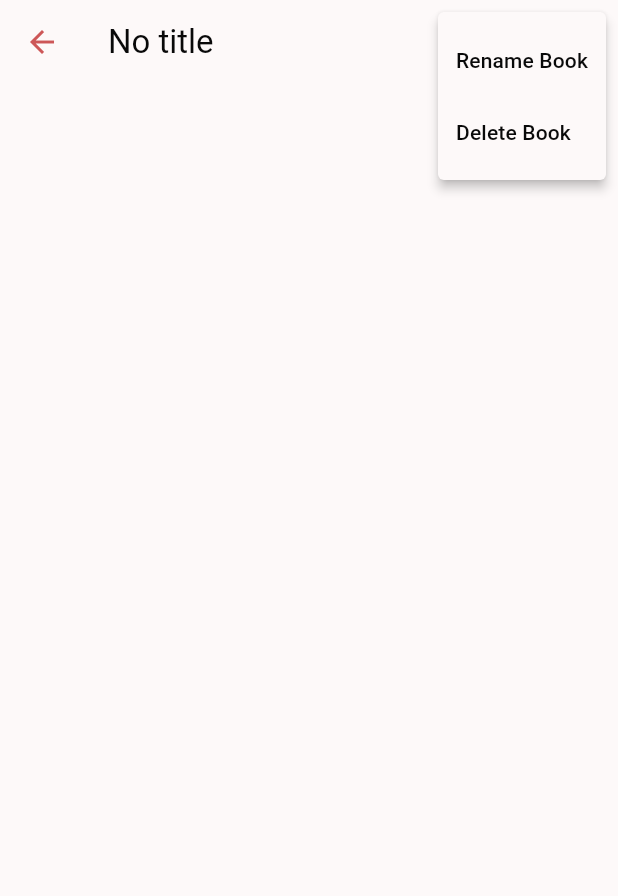
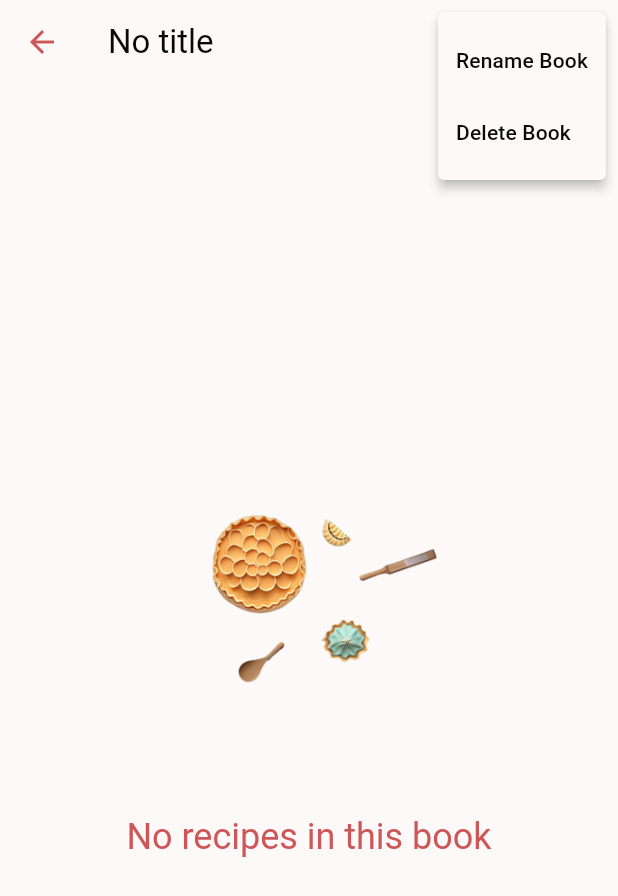
Before and after one commit to jtmuller5/abis_recipes, a Flutter app: the BookPage screen opened directly with empty values, after a tap on the "more vert" icon, on a phone screen of 412 x 824 dp. Shown: the top 896 px of the screen. Run offline on Flutter 3.47's test engine with Material 2 defaults, Android fonts, the phone set to English and light mode, and no system bars; drawn by our look-alikes of flutter_animate; our stand-ins replace flutter_hooks, google_fonts, hooks_riverpod, isar, recase; missing offline and left inert: beautiful_soup_dart, flutter_inappwebview, flutter_sharing_intent; accounts and stored records are empty; generated files the repository leaves out were written again; Roboto replaces fonts that are missing (Imprima); statements that could not run were skipped.

Commit message:
Empty books

```diff
--- a/lib/features/books/providers/books_provider.dart
+++ b/lib/features/books/providers/books_provider.dart
@@ -1,9 +1,11 @@
 import 'package:abis_recipes/features/books/models/book.dart';
 import 'package:abis_recipes/features/books/models/recipe.dart';
+import 'package:abis_recipes/features/home/providers/recipe_provider.dart';
 import 'package:abis_recipes/main.dart';
 import 'package:flutter/cupertino.dart';
 import 'package:hooks_riverpod/hooks_riverpod.dart';
 import 'package:isar/isar.dart';
+import 'package:recase/recase.dart';
 
 class BooksNotifier extends StateNotifier<List<Book>> {
   BooksNotifier() : super(isar.books.buildQuery<Book>().findAllSync());
@@ -40,7 +42,6 @@ class BookNotifier extends StateNotifier<Book?> {
   final int bookId;
 
   void updateBook(Book book) {
-
     debugPrint('state: ' + state!.title.toString());
     debugPrint('book: ' + book.title.toString());
     debugPrint((state == book).toString());
@@ -52,8 +53,25 @@ final bookProvider = StateNotifierProvider.family<BookNotifier, Book?, int>((ref
   return BookNotifier(bookId);
 });
 
-final bookRecipesProvider = StateProvider.family<List<Recipe>, int>((ref, bookId) {
-  return isar.recipes.filter().anyOf([bookId], (q, element) => q.bookIdsElementEqualTo(element)).findAllSync();
+class BookRecipesNotifier extends StateNotifier<List<Recipe>> {
+  BookRecipesNotifier(this.bookId, this.ref)
+      : super(isar.recipes.filter().anyOf([bookId], (q, element) => q.bookIdsElementEqualTo(element)).findAllSync()) {
+    ref.listen(recipeProvider, (previous, next) {
+      state = isar.recipes.filter().anyOf([bookId], (q, element) =>q.bookIdsElementEqualTo(bookId)).findAllSync();
+      debugPrint('state: ' + state.toString());
+    });
+  }
+
+  final int bookId;
+  final Ref ref;
+
+  void addRecipe(Recipe recipe) {
+    state = [...state, recipe];
+  }
+}
+
+final bookRecipesProvider = StateNotifierProvider.family<BookRecipesNotifier, List<Recipe>, int>((ref, bookId) {
+  return BookRecipesNotifier(bookId, ref);
 });
 
 final saveToBookProvider = StateProvider<int?>((ref) {
--- a/lib/features/books/ui/book_page/book_page.dart
+++ b/lib/features/books/ui/book_page/book_page.dart
@@ -1,8 +1,10 @@
+import 'package:abis_recipes/app/constants.dart';
 import 'package:abis_recipes/features/books/models/book.dart';
 import 'package:abis_recipes/features/books/models/recipe.dart';
 import 'package:abis_recipes/features/books/providers/books_provider.dart';
 import 'package:abis_recipes/features/books/ui/recipe_page/recipe_page.dart';
 import 'package:flutter/material.dart';
+import 'package:flutter_animate/flutter_animate.dart';
 import 'package:hooks_riverpod/hooks_riverpod.dart';
 import 'package:collection/collection.dart';
 import 'package:recase/recase.dart';
@@ -128,7 +130,7 @@ class BookPage extends ConsumerWidget {
             })
           ],
         ),
-        SliverList(
+        if( ref.watch(bookRecipesProvider(bookId)).length > 0)SliverList(
           delegate: SliverChildBuilderDelegate(
             (BuildContext context, int index) {
               Recipe recipe = ref.watch(bookRecipesProvider(bookId))[index];
@@ -158,7 +160,25 @@ class BookPage extends ConsumerWidget {
             },
             childCount: ref.watch(bookRecipesProvider(bookId)).length,
           ),
-        ),
+        ) else SliverFillRemaining(
+          child: Center(
+            child: Column(
+              mainAxisAlignment: MainAxisAlignment.center,
+              children: [
+                Animate(
+                    effects: [ScaleEffect()],
+                    child: Image.asset('assets/splash.png', height: 300)),
+                Animate(
+                    effects: [SlideEffect(
+                      begin: Offset(0, 0.5),
+                      end: Offset(0, 0),
+                    ),FadeEffect()],
+                    child: Text('No recipes in this book', style: Theme.of(context).textTheme.headlineSmall!.copyWith(color: Theme.of(context).colorScheme.primary),)),
+                gap64,
+              ],
+            ),
+          ),
+        )
       ],
     ));
   }
--- a/lib/features/books/ui/books_page/books_page.dart
+++ b/lib/features/books/ui/books_page/books_page.dart
@@ -28,17 +28,17 @@ class BooksPage extends HookConsumerWidget {
                 Book book = ref.watch(booksProvider)[index];
                 return ListTile(
                   leading: Hero(
-                    tag: 'recipe-${isar.recipes.filter().bookIdsElementEqualTo(book.id).findFirstSync()?.id ?? book.title}',
+                    tag: 'recipe-${ref.watch(bookRecipesProvider(book.id)).firstOrNull?.id ?? book.title}',
                     child: SizedBox(
                         height: 64,
                         width: 64,
                         child: ClipRRect(
                           borderRadius: BorderRadius.circular(8),
-                          child: isar.recipes.filter().bookIdsElementEqualTo(book.id).findFirstSync()?.images?.firstOrNull != null
+                          child: ref.watch(bookRecipesProvider(book.id)).firstOrNull?.images?.firstOrNull != null
                               ? FadeInImage(
                                   placeholder: AssetImage('assets/transparent.png'),
                                   image: NetworkImage(
-                                    isar.recipes.filter().bookIdsElementEqualTo(book.id).findFirstSync()?.images?.first ?? '',
+                                    ref.watch(bookRecipesProvider(book.id)).firstOrNull?.images?.first ?? '',
                                   ),
                                   fit: BoxFit.cover,
                                 )
@@ -46,7 +46,7 @@ class BooksPage extends HookConsumerWidget {
                         )),
                   ),
                   title: Text(book.title),
-                  subtitle: Text('${isar.recipes.filter().bookIdsElementEqualTo(book.id).findAllSync().length} recipes'),
+                  subtitle: Text('${ref.watch(bookRecipesProvider(book.id)).length} recipes'),
                   onTap: () {
                     Navigator.of(context).push(MaterialPageRoute(builder: (context) => BookPage(bookId: book.id)));
                   },
```
Also changed, not shown: lib/features/books/ui/recipe_page/recipe_page.dart (+31 -12 lines), lib/features/home/providers/recipe_provider.dart (+6 -4 lines).
